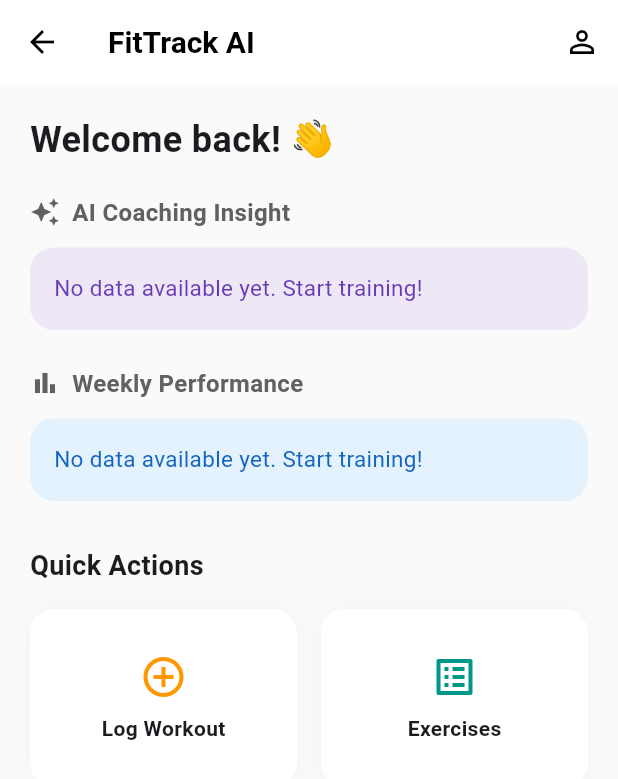
After one commit to BirukTesfaye0940/fittrack_mobile, a Flutter app: the DashboardFragment screen opened directly, after a tap on "Exercises", on a phone screen of 412 x 824 dp. The commit adds this screen. Shown: the top 779 px of the screen. Run offline on Flutter 3.47's test engine with Material 3 defaults, Android fonts, the phone set to English and light mode, and no system bars; our stand-ins replace dio, flutter_dotenv, flutter_secure_storage, get, logger; accounts and stored records are empty; network calls fail.

Commit message:
feat: Implement new Home module with dashboard and bottom navigation, updating post-authentication routing.

```diff
--- a/lib/app/modules/auth/auth_controller.dart
+++ b/lib/app/modules/auth/auth_controller.dart
@@ -48,7 +48,7 @@ class AuthController extends GetxController {
         loginIdentifierController.text.trim(),
         loginPasswordController.text,
       );
-      Get.offAllNamed(Routes.WORKOUTS);
+      Get.offAllNamed(Routes.HOME);
     } on ApiException catch (e) {
       Get.snackbar(
         "Login Failed",
@@ -107,7 +107,7 @@ class AuthController extends GetxController {
         registerEmailController.text.trim(),
         registerPasswordController.text,
       );
-      Get.offAllNamed(Routes.WORKOUTS);
+      Get.offAllNamed(Routes.HOME);
     } on ApiException catch (e) {
       Get.snackbar(
         "Registration Failed",
--- /dev/null
+++ b/lib/app/modules/home/home_binding.dart
@@ -0,0 +1,14 @@
+import 'package:get/get.dart';
+import 'package:fittrack_mobile/app/modules/exercises/exercises_controller.dart';
+import 'package:fittrack_mobile/app/modules/home/home_controller.dart';
+import 'package:fittrack_mobile/app/modules/workouts/workouts_controller.dart';
+
+class HomeBinding extends Bindings {
+  @override
+  void dependencies() {
+    Get.lazyPut<HomeController>(() => HomeController());
+    // Use Get.put for fragments used in BottomNavigationBar to ensure they are available
+    Get.put<WorkoutsController>(WorkoutsController());
+    Get.put<ExercisesController>(ExercisesController());
+  }
+}
--- /dev/null
+++ b/lib/app/modules/home/home_controller.dart
@@ -0,0 +1,41 @@
+import 'package:get/get.dart';
+import 'package:fittrack_mobile/app/modules/home/home_service.dart';
+
+class HomeController extends GetxController {
+  final HomeService _service = HomeService();
+
+  // Navigation State
+  var currentIndex = 0.obs;
+
+  // Dashboard Data State
+  var aiCoachFeedback = "".obs;
+  var weeklyStats = "".obs;
+  var isLoading = true.obs;
+
+  @override
+  void onInit() {
+    super.onInit();
+    fetchDashboardData();
+  }
+
+  Future<void> fetchDashboardData() async {
+    try {
+      isLoading.value = true;
+      // Fetch both in parallel
+      final results = await Future.wait([
+        _service.getWeeklyAiCoach(),
+        _service.getWeeklyStats(),
+      ]);
+      aiCoachFeedback.value = results[0];
+      weeklyStats.value = results[1];
+    } catch (e) {
+      print("Error fetching home data: $e");
+    } finally {
+      isLoading.value = false;
+    }
+  }
+
+  void changePage(int index) {
+    currentIndex.value = index;
+  }
+}
--- /dev/null
+++ b/lib/app/modules/home/home_service.dart
@@ -0,0 +1,15 @@
+import 'package:fittrack_mobile/app/core/network/api_client.dart';
+
+class HomeService {
+  final ApiClient _client = ApiClient();
+
+  Future<String> getWeeklyAiCoach() async {
+    final response = await _client.dio.get('/ai/coach/weekly');
+    return response.data.toString();
+  }
+
+  Future<String> getWeeklyStats() async {
+    final response = await _client.dio.get('/stats/weekly');
+    return response.data.toString();
+  }
+}
--- /dev/null
+++ b/lib/app/modules/home/views/dashboard_fragment.dart
@@ -0,0 +1,156 @@
+import 'package:flutter/material.dart';
+import 'package:get/get.dart';
+import 'package:fittrack_mobile/app/modules/home/home_controller.dart';
+import 'package:fittrack_mobile/app/routes/app_routes.dart';
+
+class DashboardFragment extends GetView<HomeController> {
+  const DashboardFragment({super.key});
+
+  @override
+  Widget build(BuildContext context) {
+    return Scaffold(
+      backgroundColor: Colors.grey[50],
+      appBar: AppBar(
+        title: const Text("FitTrack AI"),
+        centerTitle: false,
+        actions: [
+          IconButton(onPressed: () {}, icon: const Icon(Icons.person_outline)),
+        ],
+      ),
+      body: RefreshIndicator(
+        onRefresh: controller.fetchDashboardData,
+        child: ListView(
+          padding: const EdgeInsets.all(20),
+          children: [
+            const Text(
+              "Welcome back! 👋",
+              style: TextStyle(fontSize: 24, fontWeight: FontWeight.bold),
+            ),
+            const SizedBox(height: 20),
+
+            // AI Coach Insight Card
+            _buildSectionHeader("AI Coaching Insight", Icons.auto_awesome),
+            Obx(
+              () => _buildInfoCard(
+                controller.isLoading.value
+                    ? "Analyzing your progress..."
+                    : controller.aiCoachFeedback.value,
+                Colors.deepPurple[50]!,
+                Colors.deepPurple,
+              ),
+            ),
+
+            const SizedBox(height: 24),
+
+            // Weekly Stats Card
+            _buildSectionHeader("Weekly Performance", Icons.bar_chart),
+            Obx(
+              () => _buildInfoCard(
+                controller.isLoading.value
+                    ? "Calculating stats..."
+                    : controller.weeklyStats.value,
+                Colors.blue[50]!,
+                Colors.blue[800]!,
+              ),
+            ),
+
+            const SizedBox(height: 30),
+
+            // Quick Launchpad
+            const Text(
+              "Quick Actions",
+              style: TextStyle(fontSize: 18, fontWeight: FontWeight.bold),
+            ),
+            const SizedBox(height: 16),
+            GridView.count(
+              shrinkWrap: true,
+              physics: const NeverScrollableScrollPhysics(),
+              crossAxisCount: 2,
+              mainAxisSpacing: 16,
+              crossAxisSpacing: 16,
+              childAspectRatio: 1.5,
+              children: [
+                _buildActionCard(
+                  "Log Workout",
+                  Icons.add_circle_outline,
+                  Colors.orange,
+                  () => Get.toNamed(Routes.AI_LOG),
+                ),
+                _buildActionCard(
+                  "Exercises",
+                  Icons.list_alt,
+                  Colors.teal,
+                  () => controller.changePage(2),
+                ),
+              ],
+            ),
+          ],
+        ),
+      ),
+    );
+  }
+
+  Widget _buildSectionHeader(String title, IconData icon) {
+    return Padding(
+      padding: const EdgeInsets.only(bottom: 12),
+      child: Row(
+        children: [
+          Icon(icon, size: 20, color: Colors.grey[700]),
+          const SizedBox(width: 8),
+          Text(
+            title,
+            style: TextStyle(
+              fontSize: 16,
+              fontWeight: FontWeight.w600,
+              color: Colors.grey[700],
+            ),
+          ),
+        ],
+      ),
+    );
+  }
+
+  Widget _buildInfoCard(String content, Color bgColor, Color textColor) {
+    return Container(
+      width: double.infinity,
+      padding: const EdgeInsets.all(16),
+      decoration: BoxDecoration(
+        color: bgColor,
+        borderRadius: BorderRadius.circular(16),
+      ),
+      child: Text(
+        content.isEmpty ? "No data available yet. Start training!" : content,
+        style: TextStyle(color: textColor, fontSize: 15, height: 1.5),
+      ),
+    );
+  }
+
+  Widget _buildActionCard(
+    String title,
+    IconData icon,
+    Color color,
+    VoidCallback onTap,
+  ) {
+    return InkWell(
+      onTap: onTap,
+      borderRadius: BorderRadius.circular(16),
+      child: Container(
+        decoration: BoxDecoration(
+          color: Colors.white,
+          borderRadius: BorderRadius.circular(16),
+          boxShadow: [
+            BoxShadow(color: Colors.black.withOpacity(0.03), blurRadius: 10),
+          ],
+        ),
+        child: Column(
+          mainAxisAlignment: MainAxisAlignment.center,
+          children: [
+            Icon(icon, color: color, size: 32),
+            const SizedBox(height: 8),
+            Text(title, style: const TextStyle(fontWeight: FontWeight.bold)),
+          ],
+        ),
+      ),
+    );
+  }
+}
--- /dev/null
+++ b/lib/app/modules/home/views/home_view.dart
@@ -0,0 +1,47 @@
+import 'package:flutter/material.dart';
+import 'package:get/get.dart';
+import 'package:fittrack_mobile/app/modules/home/home_controller.dart';
+import 'package:fittrack_mobile/app/modules/home/views/dashboard_fragment.dart';
+import 'package:fittrack_mobile/app/modules/workouts/workouts_page.dart';
+import 'package:fittrack_mobile/app/modules/exercises/exercises_page.dart';
+
+class HomeView extends GetView<HomeController> {
+  const HomeView({super.key});
+
+  @override
+  Widget build(BuildContext context) {
+    final List<Widget> pages = [
+      const DashboardFragment(),
+      const WorkoutsPage(),
+      const ExercisesPage(),
+    ];
+
+    return Scaffold(
+      body: Obx(() => pages[controller.currentIndex.value]),
+      bottomNavigationBar: Obx(
+        () => BottomNavigationBar(
+          currentIndex: controller.currentIndex.value,
+          onTap: controller.changePage,
+          selectedItemColor: Theme.of(context).primaryColor,
+          unselectedItemColor: Colors.grey,
+          showUnselectedLabels: true,
+          type: BottomNavigationBarType.fixed,
+          items: const [
+            BottomNavigationBarItem(
+              icon: Icon(Icons.dashboard_rounded),
+              label: 'Home',
+            ),
+            BottomNavigationBarItem(
+              icon: Icon(Icons.history_rounded),
+              label: 'Workouts',
+            ),
+            BottomNavigationBarItem(
+              icon: Icon(Icons.fitness_center_rounded),
+              label: 'Exercises',
+            ),
+          ],
+        ),
+      ),
+    );
+  }
+}
--- a/lib/app/routes/app_pages.dart
+++ b/lib/app/routes/app_pages.dart
@@ -10,6 +10,8 @@ import 'package:fittrack_mobile/app/modules/workouts/workouts_page.dart';
 import 'package:fittrack_mobile/app/modules/workouts/workout_detail_page.dart';
 import 'package:fittrack_mobile/app/modules/workouts/ai_log_page.dart';
 import 'package:fittrack_mobile/app/modules/workouts/workouts_binding.dart';
+import 'package:fittrack_mobile/app/modules/home/views/home_view.dart';
+import 'package:fittrack_mobile/app/modules/home/home_binding.dart';
 
 class AppPages {
   static final pages = [
@@ -46,7 +48,8 @@ class AppPages {
     // Placeholder for Home until we build it
     GetPage(
       name: Routes.HOME,
-      page: () => const Scaffold(body: Center(child: Text("Home Screen"))),
+      page: () => const HomeView(),
+      binding: HomeBinding(),
     ),
   ];
 }
```
